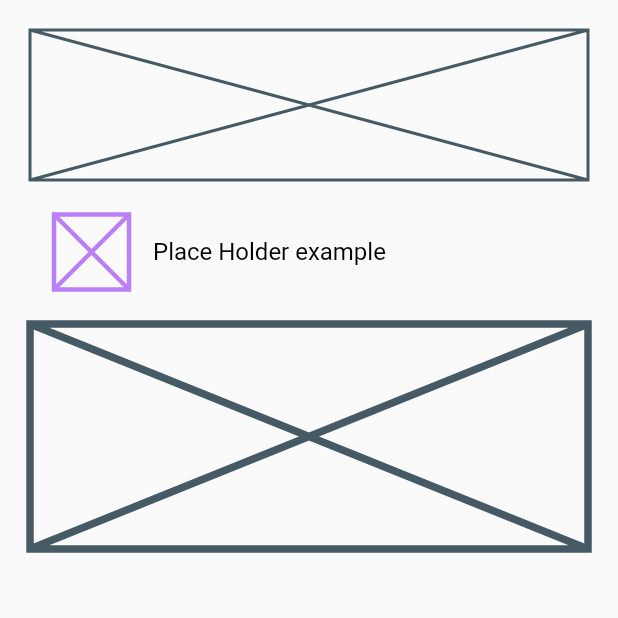
After one commit to ACM-VIT/fludget, a Flutter app: the PlaceHolderImplementation screen opened directly, on a phone screen of 412 x 824 dp, the top half of it. The commit adds this screen. Run offline on Flutter 3.47's test engine with Material 2 defaults, Android fonts, the phone set to English and light mode, and no system bars; our stand-ins replace file_picker, package_info_plus, shared_preferences, webview_flutter; missing offline and left inert: syntax_highlighter; accounts and stored records are empty.

Commit message:
Added implementation for PlaceHolder

```diff
--- /dev/null
+++ b/lib/routes/place_holder.dart
@@ -0,0 +1,117 @@
+import 'package:fludget/Models/codeString.dart';
+import 'package:fludget/routes/sizedbox.dart';
+import 'package:flutter/material.dart';
+
+class PlaceHolderImplementation extends StatelessWidget {
+  const PlaceHolderImplementation({Key? key}) : super(key: key);
+
+  @override
+  Widget build(BuildContext context) {
+    return Scaffold(
+      body: SingleChildScrollView(
+        child: Padding(
+          padding: const EdgeInsets.all(20),
+          child: Column(
+            children: [
+              Placeholder(
+                fallbackHeight: 100,
+                fallbackWidth: double.infinity,
+              ),
+              const SizedBox(
+                height: 20,
+              ),
+              ListTile(
+                leading: SizedBox(
+                  width: 50,
+                  height: 50,
+                  child: Placeholder(
+                    color: Theme.of(context).primaryColor,
+                    strokeWidth: 3.0,
+                  ),
+                ),
+                title: Text("Place Holder example"),
+              ),
+              const SizedBox(
+                height: 20,
+              ),
+              Placeholder(
+                fallbackHeight: 150,
+                strokeWidth: 5,
+              )
+            ],
+          ),
+        ),
+      ),
+    );
+  }
+}
+
+class PlaceHolderDescription extends StatelessWidget {
+  const PlaceHolderDescription({Key? key}) : super(key: key);
+
+  @override
+  Widget build(BuildContext context) {
+    return Scaffold(
+      body: Padding(
+        padding: const EdgeInsets.all(20),
+        child: DefaultTextStyle(
+          style: TextStyle(height: 1.5),
+          child: Column(
+            crossAxisAlignment: CrossAxisAlignment.start,
+            children: [
+              Text(
+                "A widget that draws a box that represents where other widgets will one day be added.",
+              ),
+              const SizedBox(
+                height: 20,
+              ),
+              Text(
+                "This widget is useful during development to indicate that the interface is not yet complete.",
+              ),
+              const SizedBox(
+                height: 20,
+              ),
+              Text(
+                "By default, the placeholder is sized to fit its container. If the placeholder is in an unbounded space, it will size itself according to the given fallbackWidth and fallbackHeight.",
+              ),
+              const SizedBox(
+                height: 20,
+              ),
+              Text(
+                "Syntax or Class Definition:",
+                style: Theme.of(context).textTheme.headline5,
+              ),
+              const SizedBox(
+                height: 20,
+              ),
+              Text("""
+const Placeholder(
+{Key? key,
+Color color,
+double strokeWidth,
+double fallbackWidth,
+double fallbackHeight}
+)
+              """)
+            ],
+          ),
+        ),
+      ),
+    );
+  }
+}
+
+class PlaceHolderCode extends CodeString {
+  const PlaceHolderCode();
+
+  @override
+  String buildCodeString() {
+    // TODO: implement buildCodeString
+    return """
+    Placeholder(
+              fallbackHeight: 100,
+              fallbackWidth: double.infinity,
+            ),
+    """;
+  }
+}
--- a/lib/widgetList.dart
+++ b/lib/widgetList.dart
@@ -48,6 +48,7 @@ import 'package:fludget/routes/nested_scroll_view.dart';
 import 'package:fludget/routes/opacity.dart';
 import 'package:fludget/routes/outlinedButton.dart';
 import 'package:fludget/routes/pageview.dart';
+import 'package:fludget/routes/place_holder.dart';
 import 'package:fludget/routes/refreshIndicator.dart';
 import 'package:fludget/routes/reorderableListView.dart';
 import 'package:fludget/routes/richText.dart';
@@ -665,4 +666,16 @@ const List<WidgetModel> widgets = [
     ],
     codeString: BannerCode(),
   ),
+  WidgetModel(
+    name: "Placeholder Widget",
+    link:
+        "https://api.flutter.dev/flutter/widgets/Placeholder-class.html#:~:text=Placeholder%20class%20Null%20safety,sized%20to%20fit%20its%20container.",
+    subtitle: "Implementation of Placeholder widget",
+    implementation: PlaceHolderImplementation(),
+    description: PlaceHolderDescription(),
+    category: [
+      WidgetCategoy.Styling,
+    ],
+    codeString: PlaceHolderCode(),
+  ),
 ];
```
Lines whose indentation alone changed are shown as unchanged.
